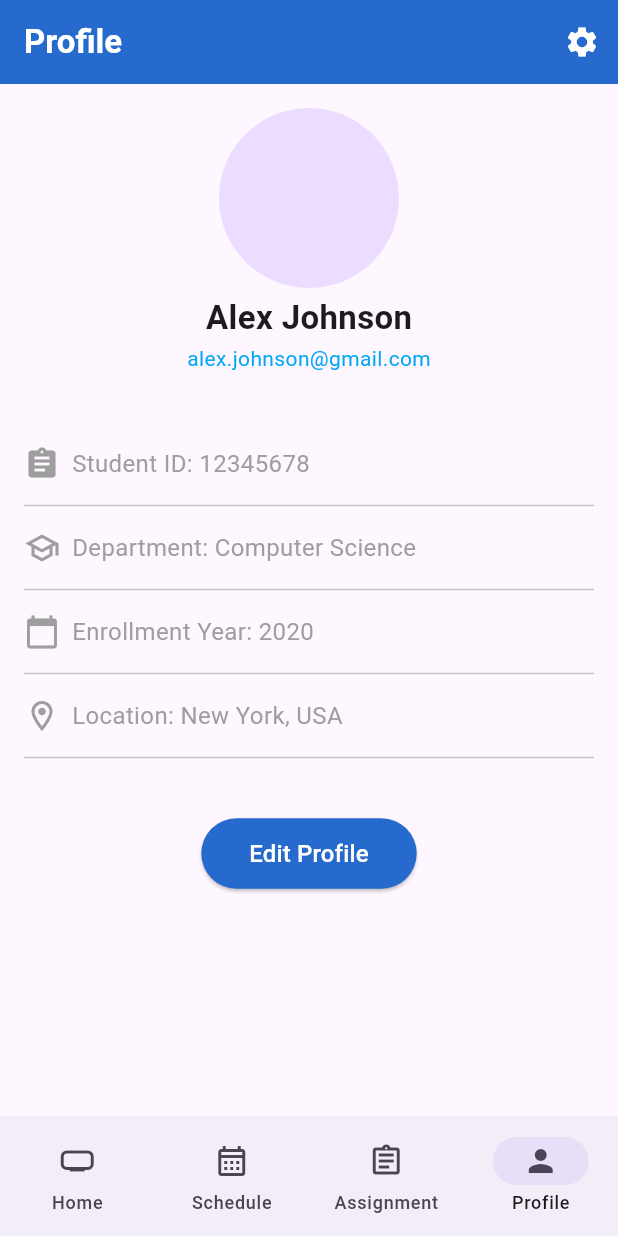
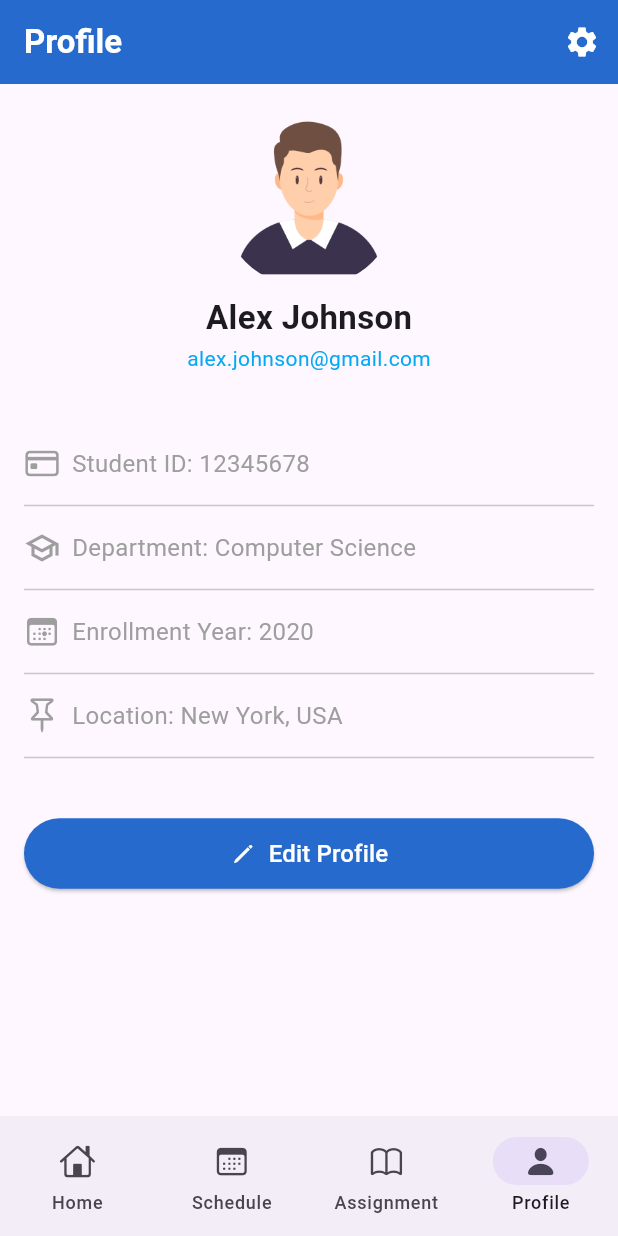
Before and after one commit to ahishakiyeyv/PlannApp, a Flutter app: the screen it shows after launch, item 4 of the bottom bar chosen, on a phone screen of 412 x 824 dp. Run offline on Flutter 3.47's test engine with Material 3 defaults, Android fonts, the phone set to English and light mode, and no system bars.

Commit message:
profile screen done successfully

```diff
--- a/lib/features/profile/profile_screen.dart
+++ b/lib/features/profile/profile_screen.dart
@@ -1,3 +1,4 @@
+import 'package:flutter/cupertino.dart';
 import 'package:flutter/material.dart';
 
 class ProfileScreen extends StatelessWidget {
@@ -21,7 +22,8 @@ class ProfileScreen extends StatelessWidget {
             children: [
               CircleAvatar(
                 radius: 60,
-                //backgroundImage: NetworkImage('https://example.com/profile_picture.jpg'),
+                backgroundImage: AssetImage('assets/images/avatar.png'),
+                backgroundColor: Colors.transparent,
               ),
               SizedBox(height: 4.0),
               Text('Alex Johnson', style: TextStyle(fontSize: 22.0, fontWeight: FontWeight.w600),),
@@ -30,7 +32,7 @@ class ProfileScreen extends StatelessWidget {
               SizedBox(height: 48.0),
               Row(
                 children: [
-                  Icon( Icons.assignment, color: Colors.grey),
+                  Icon( CupertinoIcons.creditcard, color: Colors.grey),
                   SizedBox(width: 8.0),
                   Text('Student ID: 12345678', style: TextStyle(fontSize: 16.0, color: Colors.grey),),
                 ],
@@ -46,7 +48,7 @@ class ProfileScreen extends StatelessWidget {
               Divider(height: 32.0, thickness: 1.0),
               Row(
                 children: [
-                  Icon( Icons.calendar_today, color: Colors.grey),
+                  Icon( CupertinoIcons.calendar_today, color: Colors.grey),
                   SizedBox(width: 8.0),
                   Text('Enrollment Year: 2020', style: TextStyle(fontSize: 16.0, color: Colors.grey),),
                 ],
@@ -54,7 +56,7 @@ class ProfileScreen extends StatelessWidget {
               Divider(height: 32.0, thickness: 1.0),
               Row(
                 children: [
-                  Icon( Icons.location_on_outlined, color: Colors.grey),
+                  Icon( CupertinoIcons.pin, color: Colors.grey),
                   SizedBox(width: 8.0),
                   Text('Location: New York, USA', style: TextStyle(fontSize: 16.0, color: Colors.grey),),
                 ],
@@ -67,7 +69,14 @@ class ProfileScreen extends StatelessWidget {
                   backgroundColor: Color(0xFF256acc),
                   padding: EdgeInsets.symmetric(horizontal: 32.0, vertical: 12.0),
                 ),
-                child: Text('Edit Profile', style: TextStyle(fontSize: 16.0, color: Colors.white),),
+                child: Row(
+                  mainAxisAlignment: MainAxisAlignment.center,
+                  children: [
+                    Icon(CupertinoIcons.pencil, color: Colors.white),
+                    SizedBox(width: 8.0),
+                    Text('Edit Profile', style: TextStyle(fontSize: 16.0, color: Colors.white),),
+                  ],
+                ),
               ),
             ],
 
--- a/lib/shared/widget/bottom_navbar.dart
+++ b/lib/shared/widget/bottom_navbar.dart
@@ -1,3 +1,4 @@
+import 'package:flutter/cupertino.dart';
 import 'package:flutter/material.dart';
 
 class CustomBottomNavBar extends StatelessWidget {
@@ -17,23 +18,24 @@ class CustomBottomNavBar extends StatelessWidget {
       onDestinationSelected: onItemTapped,
       destinations: [
         NavigationDestination(
-          icon: Icon(Icons.home_max_outlined),
+          icon: Icon(CupertinoIcons.home),
           label: 'Home',
-          selectedIcon: Icon(Icons.home_max),
+          selectedIcon: Icon(CupertinoIcons.home),
         ),
         NavigationDestination(
-          icon: Icon(Icons.calendar_month_outlined),
+          icon: Icon(CupertinoIcons.calendar),
           label: 'Schedule',
+          selectedIcon: Icon(CupertinoIcons.calendar_today),
         ),
         NavigationDestination(
-          icon: Icon(Icons.assignment_outlined),
+          icon: Icon(CupertinoIcons.book),
           label: 'Assignment',
-          selectedIcon: Icon(Icons.assignment),
+          selectedIcon: Icon(CupertinoIcons.book_solid),
         ),
         NavigationDestination(
-            icon: Icon(Icons.person_outline),
+            icon: Icon(CupertinoIcons.person),
             label: 'Profile',
-            selectedIcon: Icon(Icons.person),
+            selectedIcon: Icon(CupertinoIcons.person_solid),
           ),
       ],
     );
--- a/pubspec.yaml
+++ b/pubspec.yaml
@@ -58,8 +58,8 @@ flutter:
   uses-material-design: true
 
   # To add assets to your application, add an assets section, like this:
-   assets:
-     - assets/images/
+  assets:
+    - assets/images/
 
   # An image asset can refer to one or more resolution-specific "variants", see
   # https://flutter.dev/to/resolution-aware-images
```
Also changed, not shown: lib/features/home/home_screen.dart (+13 -7 lines).
